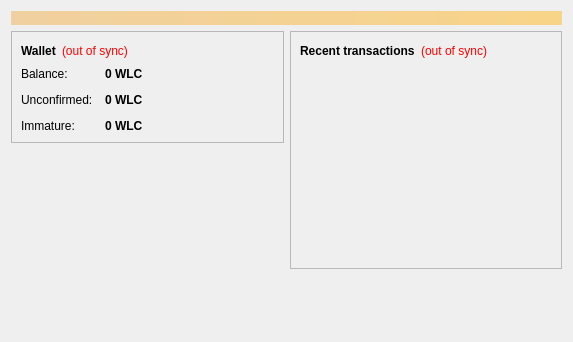
First picture: the form in src/qt/forms/overviewpage.ui, repository faz-bz/SOLIDAR, before the edit.
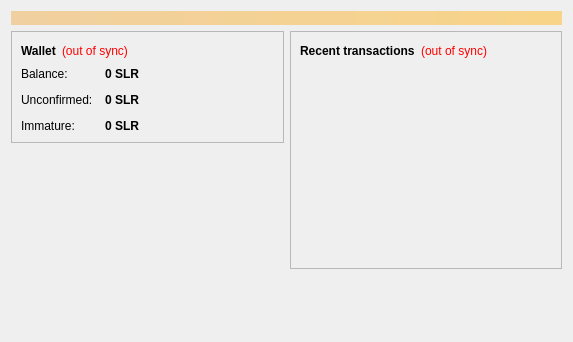
Second picture: the form after the edit.

What changed in the file:
```diff
--- a/src/qt/forms/overviewpage.ui
+++ b/src/qt/forms/overviewpage.ui
@@ -122,7 +122,7 @@
                <string>Your current balance</string>
               </property>
               <property name="text">
-               <string notr="true">0 WLC</string>
+               <string notr="true">0 SLR</string>
               </property>
               <property name="textInteractionFlags">
                <set>Qt::LinksAccessibleByMouse|Qt::TextSelectableByKeyboard|Qt::TextSelectableByMouse</set>
@@ -151,7 +151,7 @@
                <string>Total of transactions that have yet to be confirmed, and do not yet count toward the current balance</string>
               </property>
               <property name="text">
-               <string notr="true">0 WLC</string>
+               <string notr="true">0 SLR</string>
               </property>
               <property name="textInteractionFlags">
                <set>Qt::LinksAccessibleByMouse|Qt::TextSelectableByKeyboard|Qt::TextSelectableByMouse</set>
@@ -177,7 +177,7 @@
                <string>Mined balance that has not yet matured</string>
               </property>
               <property name="text">
-               <string notr="true">0 WLC</string>
+               <string notr="true">0 SLR</string>
               </property>
               <property name="textInteractionFlags">
                <set>Qt::LinksAccessibleByMouse|Qt::TextSelectableByKeyboard|Qt::TextSelectableByMouse</set>
```
Left out of the diff: 4 changed lines with no effect on the pictures.
